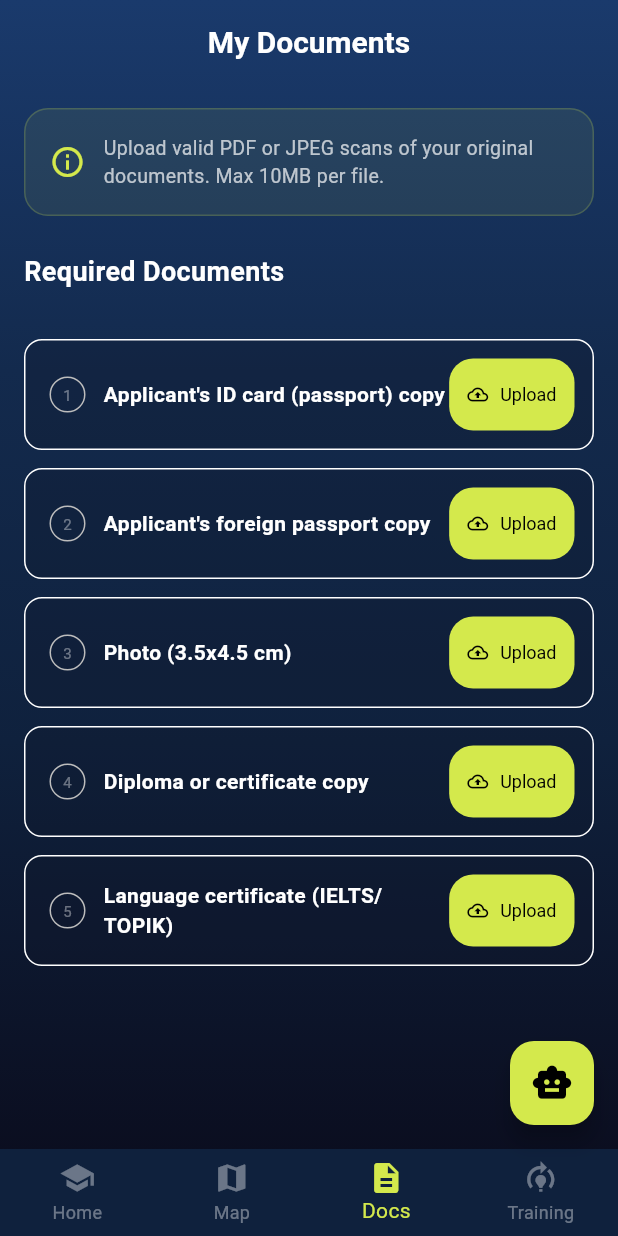
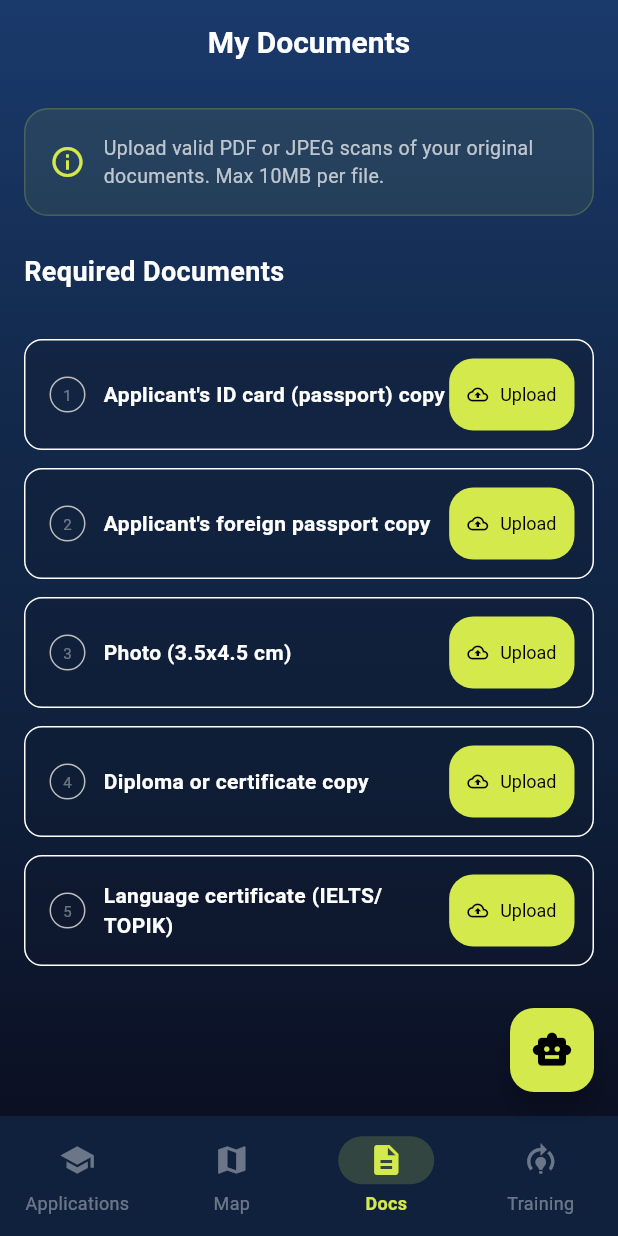
Before and after one commit to asrbekshokirovich-bot/hanguk_app, a Flutter app: the screen it shows once a user with an empty profile is signed in, item 3 of the bottom bar chosen, on a phone screen of 412 x 824 dp. Run offline on Flutter 3.47's test engine with Material 3 defaults, Android fonts, the phone set to English and light mode, and no system bars; our stand-ins replace audioplayers, device_info_plus, dio, file_picker, flutter_riverpod, go_router and 7 more; missing offline and left inert: daily_flutter, dart:html, dart:js, dart:js_interop, dart:ui_web, in_app_update and 1 more; accounts and stored records are empty.

Commit message:
refactor(nav): swap BottomNavigationBar (M2) for AdaptiveBottomNavigation (M3) (P0 #5 from 2026-05-12 audit)
What changed
- HomeScreen now mounts AdaptiveBottomNavigation (Cupertino on iOS, Material 3 NavigationBar elsewhere) in place of the legacy M2 BottomNavigationBar.
- AdaptiveBottomNavigation: added the !kIsWeb && Platform.isIOS guard the audit called for (dart:io's Platform throws on web).
- AppTheme: added a NavigationBarThemeData mirroring the legacy bottomNavigationBarTheme palette (dark navy bg, vibrant-lime selected, white38 unselected, lime-tinted indicator pill) so the swap is visually continuous against the brand.

Home/Applications misnomer
- Audit flagged that the first nav slot was labeled 'Home' but opened ApplicationsTab. Renamed the ARB key navHome -> navApplications and updated all five locales (en/ko/uz/ru/vi) plus app_localizations*.dart by hand (no codegen). Strings now align with the screen's AppBar title.

Visual regression notes
- M3 NavigationBar is ~24dp taller than M2 BottomNavigationBar; pinned-bottom elements per tab may shift up slightly. Worth eyeballing in QA.
- M3 draws a pill-shaped indicator behind the selected icon (vibrantLime @ 0.18) where M2 had none — most visible 'M3-ness' of the swap.
- iOS now gets CupertinoTabBar instead of Material BottomNavigationBar — platform-fidelity improvement per audit Section 2.2.

```diff
--- a/lib/design_system/adaptive/adaptive_bottom_navigation.dart
+++ b/lib/design_system/adaptive/adaptive_bottom_navigation.dart
@@ -1,7 +1,15 @@
-import 'dart:io';
+import 'dart:io' show Platform;
 import 'package:flutter/cupertino.dart';
+import 'package:flutter/foundation.dart' show kIsWeb;
 import 'package:flutter/material.dart';
 
+/// Cross-platform bottom navigation that renders an iOS-native
+/// [CupertinoTabBar] on iOS (real device, not web) and the Material 3
+/// [NavigationBar] everywhere else (Android, web, desktop).
+///
+/// The [kIsWeb] guard is required: `dart:io`'s [Platform] is a no-op on
+/// web and `Platform.isIOS` throws `Unsupported operation`. Checking
+/// [kIsWeb] first short-circuits before the throwing access.
 class AdaptiveBottomNavigation extends StatelessWidget {
   final int currentIndex;
   final ValueChanged<int> onTap;
@@ -16,24 +24,30 @@ class AdaptiveBottomNavigation extends StatelessWidget {
 
   @override
   Widget build(BuildContext context) {
-    if (Platform.isIOS) {
+    if (!kIsWeb && Platform.isIOS) {
       return CupertinoTabBar(
         currentIndex: currentIndex,
         onTap: onTap,
-        items: items.map((item) => BottomNavigationBarItem(
-          icon: Icon(item.icon),
-          label: item.label,
-        )).toList(),
+        items: items
+            .map(
+              (item) => BottomNavigationBarItem(
+                icon: Icon(item.icon),
+                label: item.label,
+              ),
+            )
+            .toList(),
       );
     }
 
     return NavigationBar(
       selectedIndex: currentIndex,
       onDestinationSelected: onTap,
-      destinations: items.map((item) => NavigationDestination(
-        icon: Icon(item.icon),
-        label: item.label,
-      )).toList(),
+      destinations: items
+          .map(
+            (item) =>
+                NavigationDestination(icon: Icon(item.icon), label: item.label),
+          )
+          .toList(),
     );
   }
 }
@@ -42,8 +56,5 @@ class AdaptiveNavigationItem {
   final String label;
   final IconData icon;
 
-  const AdaptiveNavigationItem({
-    required this.label,
-    required this.icon,
-  });
+  const AdaptiveNavigationItem({required this.label, required this.icon});
 }
--- a/lib/design_system/theme/app_theme.dart
+++ b/lib/design_system/theme/app_theme.dart
@@ -68,12 +68,41 @@ class AppTheme {
         hintStyle: const TextStyle(color: Colors.white38),
         prefixIconColor: Colors.white38,
       ),
+      // Retained for any incidental M2 BottomNavigationBar usage in
+      // dialogs / pickers; the home shell now uses M3 NavigationBar via
+      // AdaptiveBottomNavigation (UI/UX audit P0 #5, 2026-05-12).
       bottomNavigationBarTheme: const BottomNavigationBarThemeData(
         backgroundColor: Color(0xFF0F213D),
         selectedItemColor: AppColors.vibrantLime,
         unselectedItemColor: Colors.white38,
         type: BottomNavigationBarType.fixed,
         elevation: 0,
+      ),
+      // Material 3 NavigationBar styling — colour-matched to the legacy
+      // bottomNavigationBarTheme above so the swap is visually
+      // continuous. NavigationBar defaults are otherwise tinted from
+      // ColorScheme.surfaceContainer / .secondaryContainer which would
+      // not match the brand palette.
+      navigationBarTheme: NavigationBarThemeData(
+        backgroundColor: const Color(0xFF0F213D),
+        indicatorColor: AppColors.vibrantLime.withOpacity(0.18),
+        elevation: 0,
+        labelTextStyle: WidgetStateProperty.resolveWith((states) {
+          if (states.contains(WidgetState.selected)) {
+            return const TextStyle(
+              color: AppColors.vibrantLime,
+              fontSize: 12,
+              fontWeight: FontWeight.w600,
+            );
+          }
+          return const TextStyle(color: Colors.white38, fontSize: 12);
+        }),
+        iconTheme: WidgetStateProperty.resolveWith((states) {
+          if (states.contains(WidgetState.selected)) {
+            return const IconThemeData(color: AppColors.vibrantLime);
+          }
+          return const IconThemeData(color: Colors.white38);
+        }),
       ),
       tabBarTheme: TabBarThemeData(
         labelColor: AppColors.pureBlack,
--- a/lib/features/home/presentation/home_screen.dart
+++ b/lib/features/home/presentation/home_screen.dart
@@ -1,5 +1,6 @@
 import 'package:flutter/material.dart';
 import 'package:flutter_riverpod/flutter_riverpod.dart';
+import '../../../../design_system/adaptive/adaptive_bottom_navigation.dart';
 import '../../../../design_system/adaptive/hanguk_scaffold.dart';
 import '../../../../design_system/theme/app_colors.dart';
 import '../../../../l10n/app_localizations.dart';
@@ -83,24 +84,25 @@ class _HomeScreenState extends ConsumerState<HomeScreen> {
         tooltip: l.a11yTooltipAskAi,
         child: const Icon(Icons.smart_toy, color: Colors.black, size: 28),
       ),
-      bottomNavigationBar: BottomNavigationBar(
+      // UI/UX audit P0 #5 (2026-05-12): swapped the legacy Material 2
+      // BottomNavigationBar for the Material 3 NavigationBar via the
+      // already-built AdaptiveBottomNavigation (Cupertino on iOS,
+      // Material on Android/web/desktop). Same audit also flagged the
+      // first label "Home" → Applications tab as a misnomer; renamed
+      // the ARB key navHome → navApplications and the localized
+      // strings now read "Applications" (and locale equivalents).
+      bottomNavigationBar: AdaptiveBottomNavigation(
         currentIndex: currentIndex,
         onTap: (index) {
           ref.read(homeTabProvider.notifier).setTab(index);
         },
         items: [
-          BottomNavigationBarItem(
-            label: l.navHome,
-            icon: const Icon(Icons.school),
-          ),
-          BottomNavigationBarItem(label: l.navMap, icon: const Icon(Icons.map)),
-          BottomNavigationBarItem(
-            label: l.navDocs,
-            icon: const Icon(Icons.description),
-          ),
-          BottomNavigationBarItem(
+          AdaptiveNavigationItem(label: l.navApplications, icon: Icons.school),
+          AdaptiveNavigationItem(label: l.navMap, icon: Icons.map),
+          AdaptiveNavigationItem(label: l.navDocs, icon: Icons.description),
+          AdaptiveNavigationItem(
             label: l.navTraining,
-            icon: const Icon(Icons.model_training_outlined),
+            icon: Icons.model_training_outlined,
           ),
         ],
       ),
--- a/lib/l10n/app_en.arb
+++ b/lib/l10n/app_en.arb
@@ -57,8 +57,8 @@
   "virtualWalkaroundTitle": "Virtual Walkaround",
   "@virtualWalkaroundTitle": { "description": "Button label for the Kakao Roadview walkaround." },
 
-  "navHome": "Home",
-  "@navHome": { "description": "Bottom-nav label for the Applications/Home tab." },
+  "navApplications": "Applications",
+  "@navApplications": { "description": "Bottom-nav label for the Applications tab (opens ApplicationsTab with AppBar title 'My Applications'). Renamed from navHome in the 2026-05-12 UI/UX audit P0 #5 — 'Home' was a misnomer because the tab is the Applications screen, not a landing/home screen." },
   "navMap": "Map",
   "@navMap": { "description": "Bottom-nav label for the Map tab." },
   "navDocs": "Docs",
--- a/lib/l10n/app_ko.arb
+++ b/lib/l10n/app_ko.arb
@@ -38,7 +38,7 @@
   "virtualTourTitle": "가상 투어",
   "virtualWalkaroundTitle": "가상 워크어라운드",
 
-  "navHome": "홈",
+  "navApplications": "지원서",
   "navMap": "지도",
   "navDocs": "서류",
   "navTraining": "트레이닝",
--- a/lib/l10n/app_localizations.dart
+++ b/lib/l10n/app_localizations.dart
@@ -308,11 +308,14 @@ abstract class AppLocalizations {
   /// **'Virtual Walkaround'**
   String get virtualWalkaroundTitle;
 
-  /// Bottom-nav label for the Applications/Home tab.
-  ///
-  /// In en, this message translates to:
-  /// **'Home'**
-  String get navHome;
+  /// Bottom-nav label for the Applications tab (opens ApplicationsTab
+  /// with AppBar title 'My Applications'). Renamed from navHome in the
+  /// 2026-05-12 UI/UX audit P0 #5 — 'Home' was a misnomer because the
+  /// tab is the Applications screen, not a landing/home screen.
+  ///
+  /// In en, this message translates to:
+  /// **'Applications'**
+  String get navApplications;
 
   /// Bottom-nav label for the Map tab.
   ///
--- a/lib/l10n/app_localizations_en.dart
+++ b/lib/l10n/app_localizations_en.dart
@@ -121,7 +121,7 @@ class AppLocalizationsEn extends AppLocalizations {
   String get virtualWalkaroundTitle => 'Virtual Walkaround';
 
   @override
-  String get navHome => 'Home';
+  String get navApplications => 'Applications';
 
   @override
   String get navMap => 'Map';
--- a/lib/l10n/app_localizations_ko.dart
+++ b/lib/l10n/app_localizations_ko.dart
@@ -113,7 +113,7 @@ class AppLocalizationsKo extends AppLocalizations {
   String get virtualWalkaroundTitle => '가상 워크어라운드';
 
   @override
-  String get navHome => '홈';
+  String get navApplications => '지원서';
 
   @override
   String get navMap => '지도';
--- a/lib/l10n/app_localizations_ru.dart
+++ b/lib/l10n/app_localizations_ru.dart
@@ -121,7 +121,7 @@ class AppLocalizationsRu extends AppLocalizations {
   String get virtualWalkaroundTitle => 'Virtual Walkaround';
 
   @override
-  String get navHome => 'Главная';
+  String get navApplications => 'Заявки';
 
   @override
   String get navMap => 'Карта';
--- a/lib/l10n/app_localizations_uz.dart
+++ b/lib/l10n/app_localizations_uz.dart
@@ -120,7 +120,7 @@ class AppLocalizationsUz extends AppLocalizations {
   String get virtualWalkaroundTitle => 'Virtual Walkaround';
 
   @override
-  String get navHome => 'Bosh';
+  String get navApplications => 'Arizalar';
 
   @override
   String get navMap => 'Xarita';
--- a/lib/l10n/app_localizations_vi.dart
+++ b/lib/l10n/app_localizations_vi.dart
@@ -121,7 +121,7 @@ class AppLocalizationsVi extends AppLocalizations {
   String get virtualWalkaroundTitle => 'Virtual Walkaround';
 
   @override
-  String get navHome => 'Trang chủ';
+  String get navApplications => 'Đơn';
 
   @override
   String get navMap => 'Bản đồ';
--- a/lib/l10n/app_ru.arb
+++ b/lib/l10n/app_ru.arb
@@ -38,7 +38,7 @@
   "virtualTourTitle": "Virtual Tour",
   "virtualWalkaroundTitle": "Virtual Walkaround",
 
-  "navHome": "Главная",
+  "navApplications": "Заявки",
   "navMap": "Карта",
   "navDocs": "Документы",
   "navTraining": "Подготовка",
--- a/lib/l10n/app_uz.arb
+++ b/lib/l10n/app_uz.arb
@@ -38,7 +38,7 @@
   "virtualTourTitle": "Virtual Tour",
   "virtualWalkaroundTitle": "Virtual Walkaround",
 
-  "navHome": "Bosh",
+  "navApplications": "Arizalar",
   "navMap": "Xarita",
   "navDocs": "Hujjatlar",
   "navTraining": "Tayyorgarlik",
--- a/lib/l10n/app_vi.arb
+++ b/lib/l10n/app_vi.arb
@@ -38,7 +38,7 @@
   "virtualTourTitle": "Virtual Tour",
   "virtualWalkaroundTitle": "Virtual Walkaround",
 
-  "navHome": "Trang chủ",
+  "navApplications": "Đơn",
   "navMap": "Bản đồ",
   "navDocs": "Tài liệu",
   "navTraining": "Đào tạo",
```
